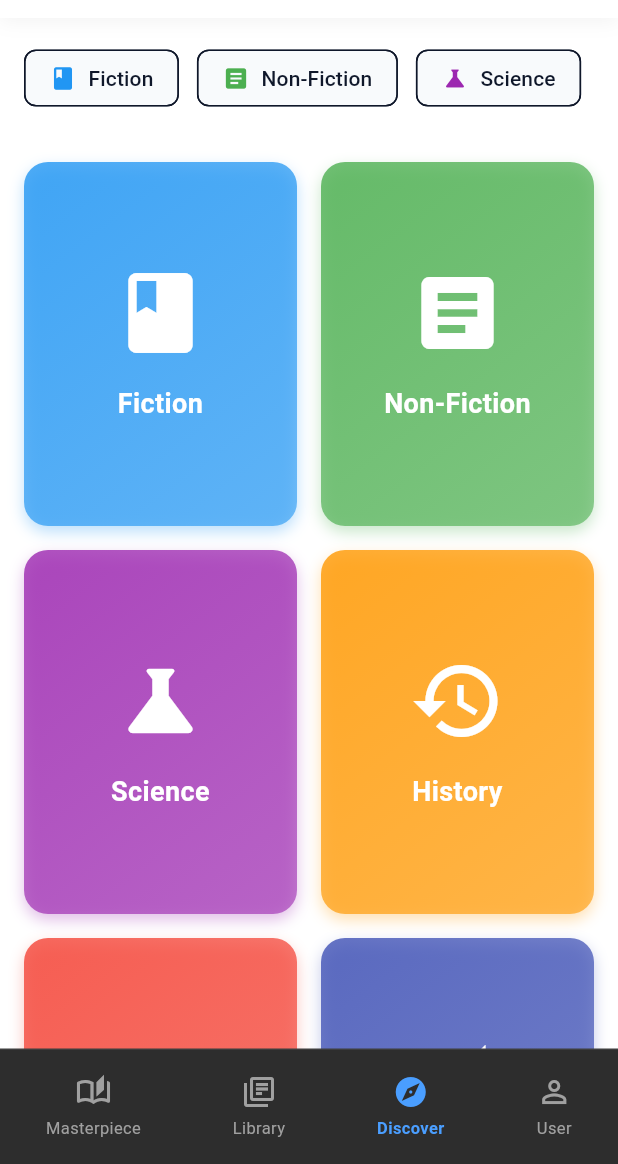
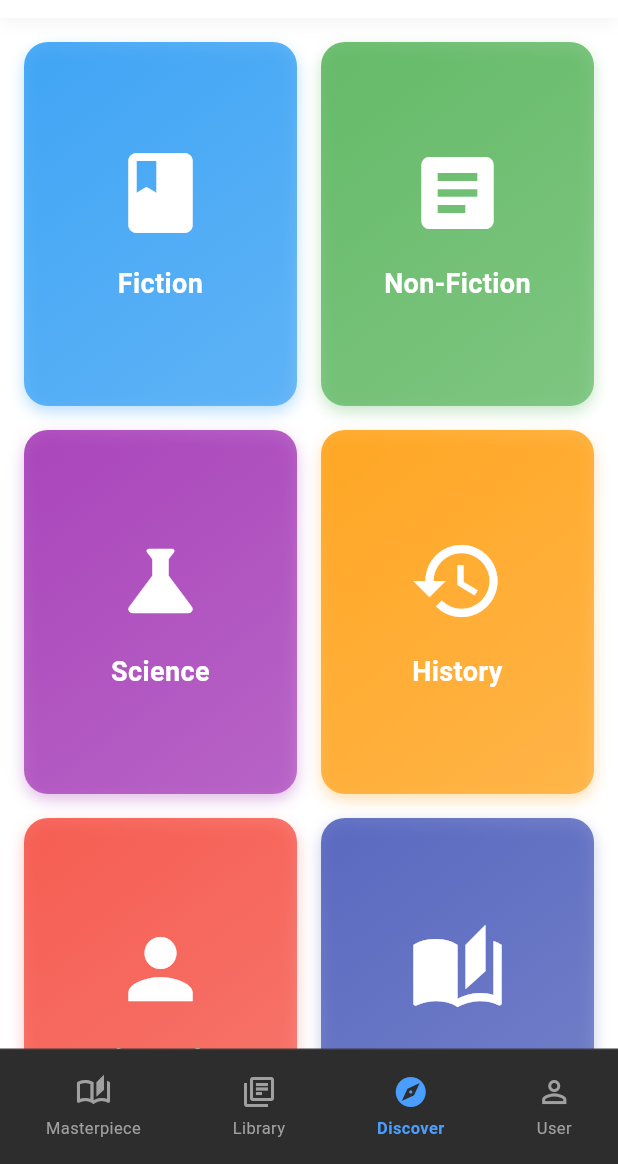
Before and after one commit to NguyenDinhHon/FusionWave-Where-stories-come-alive-in-every-medium, a Flutter app: the CategoriesPage screen opened by its route, on a phone screen of 412 x 824 dp, the part 72-1236 px from its top. Run offline on Flutter 3.47's test engine with Material 3 defaults, Android fonts, the phone set to English and light mode, and no system bars; our stand-ins replace cached_network_image, cloud_firestore, connectivity_plus, file_picker, firebase_analytics, firebase_auth and 17 more; missing offline and left inert: flutter_ringtone_player, record; accounts and stored records are empty; generated files the repository leaves out were written again; network calls fail.

Commit message:
Hide category chips when grid cards are visible

```diff
--- a/lib/features/categories/presentation/pages/categories_page.dart
+++ b/lib/features/categories/presentation/pages/categories_page.dart
@@ -44,12 +44,22 @@ class _CategoriesPageState extends ConsumerState<CategoriesPage> {
 
   @override
   Widget build(BuildContext context) {
+    // Hide chips when viewing category grid (cards visible), show when a category is selected
+    final showChips = _selectedCategory != null;
+
     return Scaffold(
       appBar: const TopNavigationBar(),
       body: Column(
         children: [
-          // Category Chips
-          Container(
+          // Category Chips - Hidden when grid cards are visible
+          AnimatedContainer(
+            duration: const Duration(milliseconds: 300),
+            curve: Curves.easeInOut,
+            height: showChips ? 72 : 0,
+            child: AnimatedOpacity(
+              duration: const Duration(milliseconds: 200),
+              opacity: showChips ? 1.0 : 0.0,
+              child: Container(
                 padding: const EdgeInsets.all(16),
                 child: SingleChildScrollView(
                   scrollDirection: Axis.horizontal,
@@ -98,6 +108,8 @@ class _CategoriesPageState extends ConsumerState<CategoriesPage> {
                         ),
                       );
                     }).toList(),
+                  ),
+                ),
               ),
             ),
           ),
```
Lines whose indentation alone changed are shown as unchanged.
